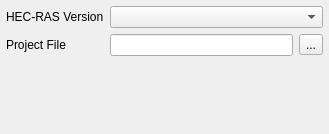
This is src/ui/simulationEngine/reoshecrassimulationimport.ui in vcloarec/ReosProject as Qt 5 draws it before an edit. The edited form follows.
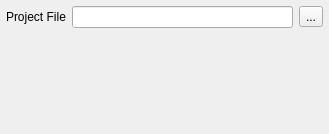
This is the edited form.

Commit message: use ReosHecRasProject to import

```diff
--- a/src/ui/simulationEngine/reoshecrassimulationimport.ui
+++ b/src/ui/simulationEngine/reoshecrassimulationimport.ui
@@ -27,37 +27,6 @@
     <number>6</number>
    </property>
    <item row="1" column="1">
-    <widget class="QLineEdit" name="mProjectFileLineEdit">
-     <property name="readOnly">
-      <bool>true</bool>
-     </property>
-    </widget>
-   </item>
-   <item row="0" column="0">
-    <widget class="QLabel" name="label">
-     <property name="text">
-      <string>HEC-RAS Version</string>
-     </property>
-    </widget>
-   </item>
-   <item row="1" column="2">
-    <widget class="QToolButton" name="mProjectFileButton">
-     <property name="text">
-      <string>...</string>
-     </property>
-    </widget>
-   </item>
-   <item row="0" column="1" colspan="2">
-    <widget class="QComboBox" name="mVersionCombo"/>
-   </item>
-   <item row="1" column="0">
-    <widget class="QLabel" name="label_2">
-     <property name="text">
-      <string>Project File</string>
-     </property>
-    </widget>
-   </item>
-   <item row="2" column="1">
     <spacer name="verticalSpacer">
      <property name="orientation">
       <enum>Qt::Vertical</enum>
@@ -70,6 +39,27 @@
      </property>
     </spacer>
    </item>
+   <item row="0" column="2">
+    <widget class="QToolButton" name="mProjectFileButton">
+     <property name="text">
+      <string>...</string>
+     </property>
+    </widget>
+   </item>
+   <item row="0" column="1">
+    <widget class="QLineEdit" name="mProjectFileLineEdit">
+     <property name="readOnly">
+      <bool>true</bool>
+     </property>
+    </widget>
+   </item>
+   <item row="0" column="0">
+    <widget class="QLabel" name="label_2">
+     <property name="text">
+      <string>Project File</string>
+     </property>
+    </widget>
+   </item>
   </layout>
  </widget>
  <resources/>
```
The commit also changes 6 other files.
